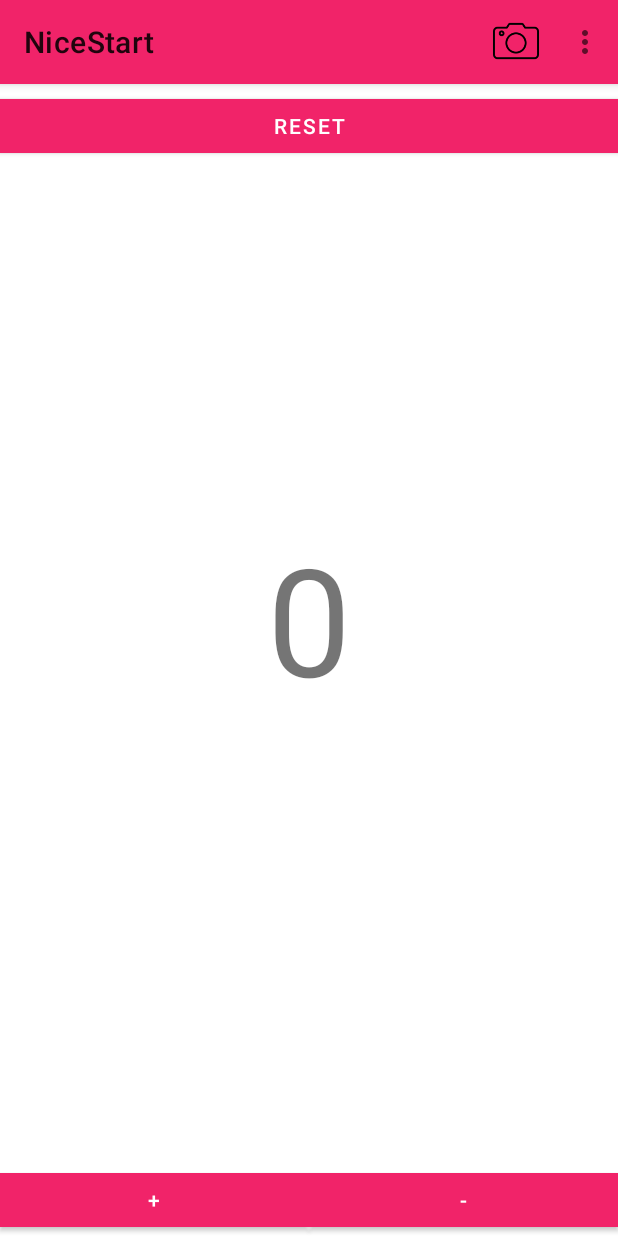
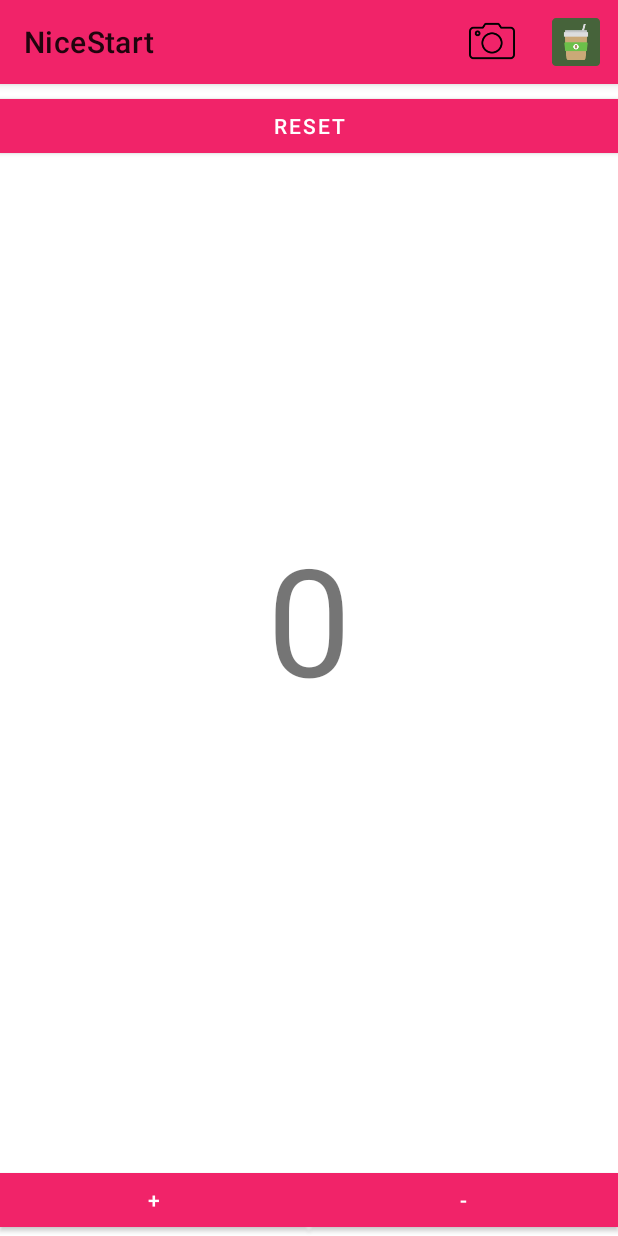
Before and after one commit to Zan-40/NiceStart, an Android app: the Login screen opened directly, with no data from a screen before it, after a tap on "LOGIN", on a phone screen of 412 x 824 dp. Run offline under Robolectric (Android 15) with nearby library versions, the phone set to English and light mode, and no system bars; pictures from the network do not load.

Commit message:
fixed bugs with toolbar

```diff
--- a/app/src/main/java/com/example/nicestart/MainActivity.java
+++ b/app/src/main/java/com/example/nicestart/MainActivity.java
@@ -61,6 +61,10 @@ public class MainActivity extends AppCompatActivity {
             Intent intent = new Intent(MainActivity.this, Nopeople.class);
             startActivity(intent);
         }
+        if (id == R.id.settings) {
+            Intent intent = new Intent(MainActivity.this, Settings.class);
+            startActivity(intent);
+        }
         return super.onOptionsItemSelected(item);
     }
 }
--- a/app/src/main/java/com/example/nicestart/Nopeople.java
+++ b/app/src/main/java/com/example/nicestart/Nopeople.java
@@ -5,7 +5,6 @@ import androidx.appcompat.app.AppCompatActivity;
 import android.os.Bundle;
 import android.webkit.*;
 import android.widget.*;
-import android.view.*;
 import androidx.swiperefreshlayout.widget.*;
 
 public class Nopeople extends AppCompatActivity {
@@ -17,8 +16,8 @@ public class Nopeople extends AppCompatActivity {
         super.onCreate(savedInstanceState);
         setContentView(R.layout.activity_nopeople);
 
-        swipeLayout = (SwipeRefreshLayout) findViewById(R.id.swipe);
-        miVisorWeb = (WebView) findViewById(R.id.vistaweb);
+        swipeLayout = findViewById(R.id.swipe);
+        miVisorWeb = findViewById(R.id.vistaweb);
 
         swipeLayout.setOnRefreshListener(mOnRefreshListener);
 
--- a/app/src/main/java/com/example/nicestart/Register.java
+++ b/app/src/main/java/com/example/nicestart/Register.java
@@ -16,8 +16,6 @@ public class Register extends AppCompatActivity {
     }
     public void openMain(View view){
         Intent intent = new Intent(Register.this, MainActivity.class);
-        //intent.addFlags(Intent.FLAG_ACTIVITY_NEW_TASK);
-        //intent.addFlags(Intent.FLAG_ACTIVITY_CLEAR_TASK);
         startActivity(intent);
     }
 }
--- /dev/null
+++ b/app/src/main/res/anim/blink.xml
@@ -0,0 +1,10 @@
+<?xml version="1.0" encoding="utf-8"?>
+<set xmlns:android="http://schemas.android.com/apk/res/android">
+    <alpha
+        android:duration="250"
+        android:fillAfter="true"
+        android:fromAlpha="0.0"
+        android:repeatCount="infinite"
+        android:repeatMode="reverse"
+        android:toAlpha="1.0" />
+</set>
--- a/app/src/main/res/layout/activity_login.xml
+++ b/app/src/main/res/layout/activity_login.xml
@@ -13,7 +13,8 @@
         android:layout_height="wrap_content"
         app:layout_constraintStart_toStartOf="parent"
         app:layout_constraintTop_toTopOf="parent"
-        android:scaleType="fitStart" />
+        android:scaleType="fitStart"
+        android:contentDescription="girl" />
     <View
         android:layout_width="match_parent"
         android:layout_height="match_parent"
--- a/app/src/main/res/layout/activity_splash.xml
+++ b/app/src/main/res/layout/activity_splash.xml
@@ -13,7 +13,9 @@
         app:layout_constraintBottom_toBottomOf="parent"
         app:layout_constraintStart_toStartOf="parent"
         app:layout_constraintEnd_toEndOf="parent"
-        style = "@style/splash_img"/>
+        style = "@style/splash_img"
+        android:contentDescription="thunder"
+        tools:ignore="HardcodedText" />
 
     <com.airbnb.lottie.LottieAnimationView
         android:id="@+id/lottie"
--- a/app/src/main/res/menu/menu_main.xml
+++ b/app/src/main/res/menu/menu_main.xml
@@ -8,7 +8,23 @@
         android:icon="@drawable/camera"
         android:title="Item"
         app:showAsAction="always" />
+
     <item
-        android:id="@+id/nopeople"
-        android:title="NoPeople"/>
+        android:id="@+id/menupuntos"
+        android:icon="@mipmap/ic_launcher"
+        android:title="Item"
+        app:showAsAction="always|withText">
+        <menu>
+            <item
+                android:id="@+id/nopeople"
+                android:title="NoPeople"
+                android:icon="@drawable/ajuste"
+                app:showAsAction="always|withText"/>
+            <item
+                android:id="@+id/settings"
+                android:title="Settings"
+                android:icon="@drawable/ajuste"
+                app:showAsAction="always|withText"/>
+        </menu>
+    </item>
 </menu>
```
Also changed, not shown: app/src/main/AndroidManifest.xml (+6 -1 lines), app/src/main/java/com/example/nicestart/Settings.java (added, +14 -0 lines), app/src/main/java/com/example/nicestart/Splash.java (+7 -17 lines), app/src/main/res/layout/activity_settings.xml (added, +9 -0 lines), app/src/main/res/coffeelogo.png (added), app/src/main/res/drawable/ajuste.png (added).
